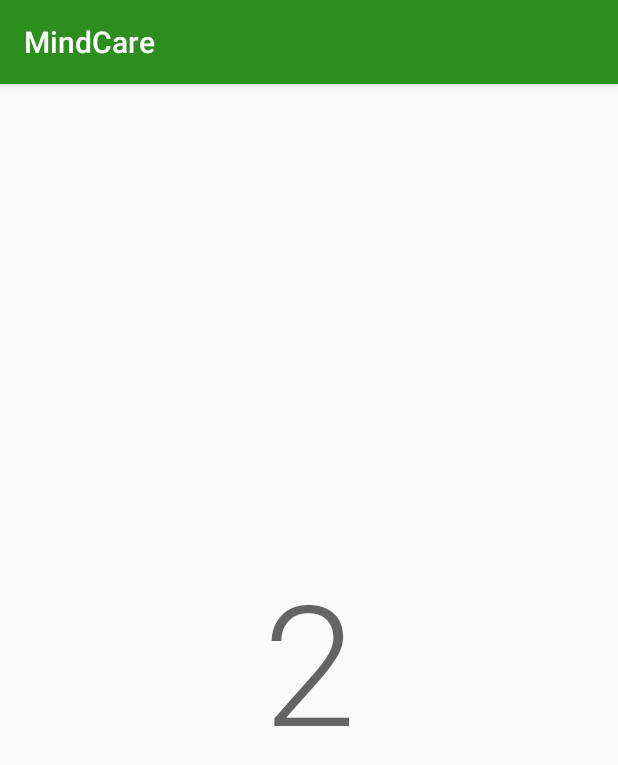
After one commit to zJavaproject/TheWhiteWolfHackathon, an Android app: the CountingActivity screen opened directly, with no data from a screen before it, on a phone screen of 412 x 824 dp. The commit adds this screen. Shown: the top 765 px of the screen. Run offline under Robolectric (Android 15) with nearby library versions, the phone set to English and light mode, and no system bars.

Commit message:
depressing counting view

```diff
--- a/MobileApp/app/src/main/AndroidManifest.xml
+++ b/MobileApp/app/src/main/AndroidManifest.xml
@@ -1,7 +1,6 @@
 <?xml version="1.0" encoding="utf-8"?>
 <manifest xmlns:android="http://schemas.android.com/apk/res/android"
     package="com.example.mindcare">
-
 
     <application
         android:allowBackup="true"
@@ -10,7 +9,8 @@
         android:roundIcon="@mipmap/ic_launcher_round"
         android:supportsRtl="true"
         android:theme="@style/AppTheme">
-        <activity android:name=".BreathingActivity"></activity>
+        <activity android:name=".CountingActivity"></activity>
+        <activity android:name=".BreathingActivity" />
         <activity android:name=".AttackActivity" />
         <activity android:name=".MainActivity">
             <intent-filter>
--- /dev/null
+++ b/MobileApp/app/src/main/java/com/example/mindcare/AnimateCounter.java
@@ -0,0 +1,96 @@
+package com.example.mindcare;
+
+import android.animation.Animator;
+import android.animation.AnimatorListenerAdapter;
+import android.animation.ValueAnimator;
+import android.view.animation.Interpolator;
+import android.widget.TextView;
+
+
+public class AnimateCounter {
+    private TextView mView;
+    private long mDuration;
+    private float mStartValue;
+    private float mEndValue;
+    private int mPrecision;
+    private Interpolator mInterpolator;
+    private ValueAnimator mValueAnimator;
+    private AnimateCounterListener mListener;
+
+    public void execute() {
+        mValueAnimator = ValueAnimator.ofFloat(mStartValue, mEndValue);
+        mValueAnimator.setDuration(mDuration);
+        mValueAnimator.setInterpolator(mInterpolator);
+        mValueAnimator.addUpdateListener(new ValueAnimator.AnimatorUpdateListener() {
+            @Override
+            public void onAnimationUpdate(ValueAnimator animation) {
+                Float current = Float.valueOf(animation.getAnimatedValue().toString());
+                mView.setText(String.format("%." + mPrecision + "f", current));
+            }
+        });
+        mValueAnimator.addListener(new AnimatorListenerAdapter() {
+            @Override
+            public void onAnimationEnd(Animator animation) {
+                if(mListener != null) {
+                    mListener.onAnimateCounterEnd();
+                }
+            }
+        });
+        mValueAnimator.start();
+    }
+
+    public static class Builder {
+        private long mDuration = 2000;
+        private float mStartValue = 0;
+        private float mEndValue = 10;
+        private int mPrecision = 0;
+        private Interpolator mInterpolator = null;
+        private TextView mView;
+
+        public Builder(TextView view) {
+            if(view == null) {
+                throw new IllegalArgumentException("view cannot be null");
+            }
+            mView = view;
+        }
+        public Builder setCount(final int start, final int end, final int precision) {
+            mStartValue = start;
+            mEndValue = end;
+            mPrecision = precision;
+            return this;
+        }
+
+        public Builder setDuration(long duration) {
+            mDuration = duration;
+            return this;
+        }
+        public Builder setInterpolator(Interpolator inter) {
+            mInterpolator = inter;
+            return this;
+        }
+        public AnimateCounter build() {
+            return new AnimateCounter(this);
+        }
+
+    }
+
+    private AnimateCounter(Builder builder) {
+        mView = builder.mView;
+        mDuration = builder.mDuration;
+        mStartValue = builder.mStartValue;
+        mEndValue = builder.mEndValue;
+        mPrecision = builder.mPrecision;
+        mInterpolator = builder.mInterpolator;
+    }
+    public void stop() {
+        if(mValueAnimator.isRunning())
+            mValueAnimator.cancel();
+    }
+    public void setAnimateCounterListener(AnimateCounterListener listener) {
+        mListener = listener;
+    }
+
+    public interface AnimateCounterListener {
+        void onAnimateCounterEnd();
+    }
+}
--- a/MobileApp/app/src/main/java/com/example/mindcare/AttackActivity.java
+++ b/MobileApp/app/src/main/java/com/example/mindcare/AttackActivity.java
@@ -16,7 +16,7 @@ import android.widget.ImageView;
 import android.widget.TextView;
 
 public class AttackActivity extends AppCompatActivity {
-    Button btnBreathing;
+    Button btnBreathing, btnCounting;
 
     @Override
     protected void onCreate(Bundle savedInstanceState) {
@@ -24,6 +24,7 @@ public class AttackActivity extends AppCompatActivity {
         setContentView(R.layout.activity_attack);
 
         btnBreathing = findViewById(R.id.btnBreath);
+        btnCounting = findViewById(R.id.btnCounting);
         btnBreathing.setOnClickListener(new View.OnClickListener() {
             @Override
             public void onClick(View v) {
@@ -31,5 +32,12 @@ public class AttackActivity extends AppCompatActivity {
                 startActivity(breathIntent);
             }
         });
+        btnCounting.setOnClickListener(new View.OnClickListener() {
+            @Override
+            public void onClick(View v) {
+                Intent countingIntent = new Intent(AttackActivity.this, CountingActivity.class);
+                startActivity(countingIntent);
+            }
+        });
     }
 }
--- /dev/null
+++ b/MobileApp/app/src/main/java/com/example/mindcare/CountingActivity.java
@@ -0,0 +1,26 @@
+package com.example.mindcare;
+
+import androidx.appcompat.app.AppCompatActivity;
+
+import android.os.Bundle;
+import android.view.View;
+import android.widget.TextView;
+
+public class CountingActivity extends AppCompatActivity {
+    TextView tvNumber, tvInfo;
+
+    @Override
+    protected void onCreate(Bundle savedInstanceState) {
+        super.onCreate(savedInstanceState);
+        setContentView(R.layout.activity_counting);
+        tvNumber = findViewById(R.id.tvNumber);
+
+
+        AnimateCounter animateCounter = new AnimateCounter.Builder(tvNumber)
+                .setCount(1, 10, 0)
+                .setDuration(18000)
+                .build();
+        animateCounter.execute();
+
+    }
+}
--- a/MobileApp/app/src/main/res/layout/activity_attack.xml
+++ b/MobileApp/app/src/main/res/layout/activity_attack.xml
@@ -18,7 +18,7 @@
             android:text="Oddychanie" />
 
         <Button
-            android:id="@+id/button2"
+            android:id="@+id/btnCounting"
             android:layout_width="0px"
             android:layout_height="fill_parent"
             android:layout_weight="0.5"
--- /dev/null
+++ b/MobileApp/app/src/main/res/layout/activity_counting.xml
@@ -0,0 +1,17 @@
+<?xml version="1.0" encoding="utf-8"?>
+<LinearLayout xmlns:android="http://schemas.android.com/apk/res/android"
+    xmlns:app="http://schemas.android.com/apk/res-auto"
+    xmlns:tools="http://schemas.android.com/tools"
+    android:layout_width="match_parent"
+    android:layout_height="match_parent"
+    android:orientation="vertical"
+    tools:context=".CountingActivity">
+
+    <TextView
+        android:id="@+id/tvNumber"
+        android:layout_width="match_parent"
+        android:layout_height="match_parent"
+        android:layout_gravity="center"
+        android:gravity="center"
+        android:textAppearance="@style/TextAppearance.AppCompat.Display4" />
+</LinearLayout>
```
